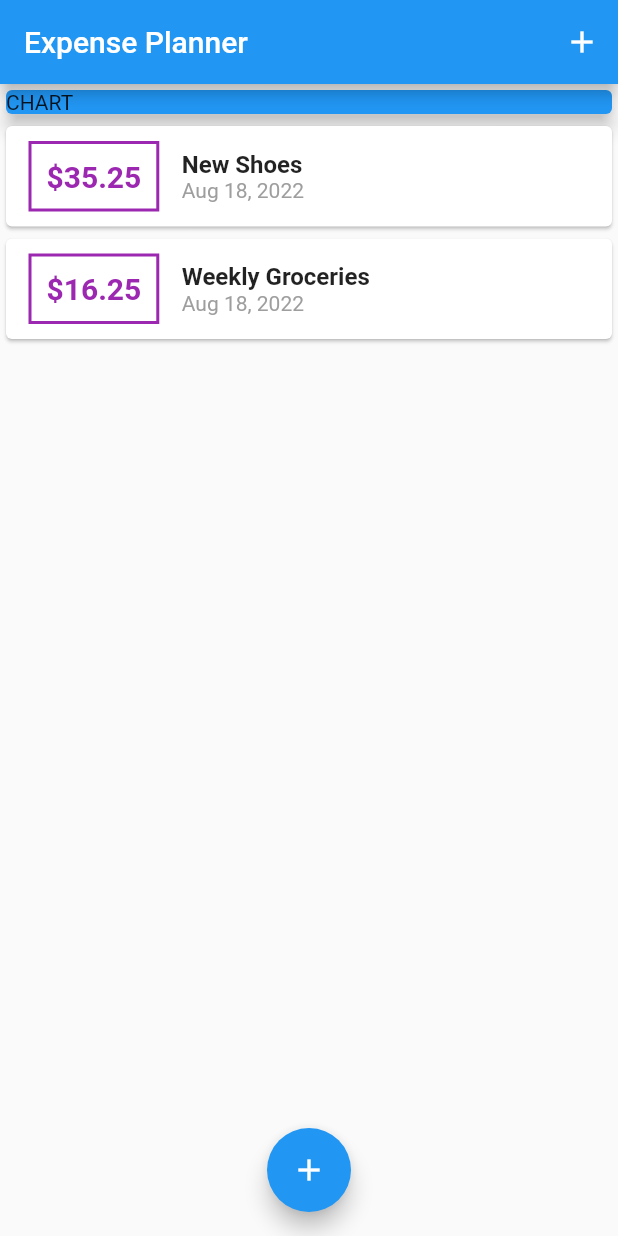
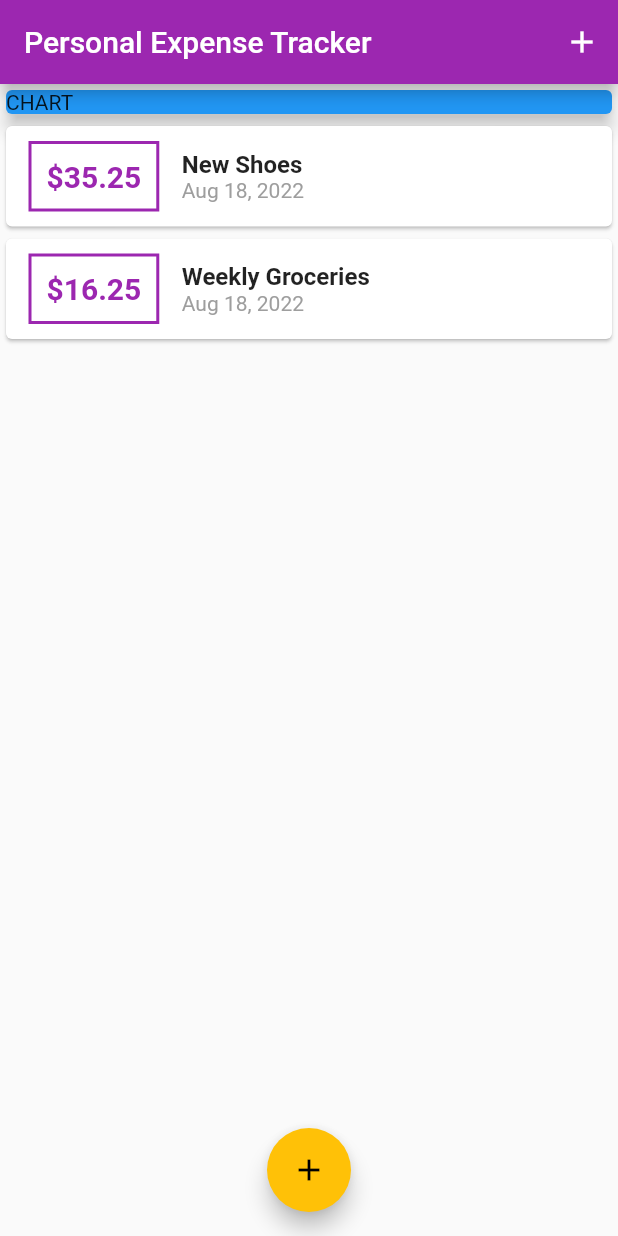
Before and after one commit to erwinmacaraig/flutter-expense-tracker, a Flutter app: the screen it shows after launch, on a phone screen of 412 x 824 dp. Run offline on Flutter 3.47's test engine with Material 2 defaults, Android fonts, the phone set to English and light mode, and no system bars.

Commit message:
used themes

```diff
--- a/lib/main.dart
+++ b/lib/main.dart
@@ -12,9 +12,10 @@ class MyApp extends StatelessWidget {
   @override
   Widget build(BuildContext context) {
     return MaterialApp(
-      title: 'Flutter Demo',
+      title: 'Personal Expense Tracker',
       theme: ThemeData(
-        primarySwatch: Colors.blue,
+        primarySwatch: Colors.purple,
+        accentColor: Colors.amber,
       ),
       home: MyHomePage(),
     );
@@ -55,6 +56,7 @@ class _MyHomePageState extends State<MyHomePage> {
   }
 
   void _startAddNewTransaction(BuildContext ctx) {
+    // _startAddNewTransaction is the function we created to call showModalBottomSheet
     showModalBottomSheet(
         context: ctx,
         builder: (_) {
@@ -86,7 +88,7 @@ class _MyHomePageState extends State<MyHomePage> {
       ),
       floatingActionButtonLocation: FloatingActionButtonLocation.centerFloat,
       appBar: AppBar(
-        title: const Text('Expense Planner'),
+        title: const Text('Personal Expense Tracker'),
         actions: [
           IconButton(
             icon: Icon(
--- a/lib/widgets/new_transaction.dart
+++ b/lib/widgets/new_transaction.dart
@@ -24,6 +24,7 @@ class _NewTransactionState extends State<NewTransaction> {
     widget.addTx(enteredTitle, enteredAmount);
 
     Navigator.of(context).pop(); // closes the top most widget
+    // available na yung context kasi ini extend na natin yung State
   }
 
   @override
--- a/lib/widgets/transaction_list.dart
+++ b/lib/widgets/transaction_list.dart
@@ -18,15 +18,16 @@ class TransactionList extends StatelessWidget {
                   margin:
                       const EdgeInsets.symmetric(vertical: 10, horizontal: 15),
                   decoration: BoxDecoration(
-                    border: Border.all(color: Colors.purple, width: 2),
+                    border: Border.all(
+                        color: Theme.of(context).primaryColor, width: 2),
                   ),
                   padding: const EdgeInsets.all(10),
                   child: Text(
                     '\$${transactions[index].amount.toStringAsFixed(2)}',
-                    style: const TextStyle(
+                    style: TextStyle(
                       fontWeight: FontWeight.bold,
                       fontSize: 20,
-                      color: Colors.purple,
+                      color: Theme.of(context).primaryColor,
                     ),
                   ),
                 ),
```
